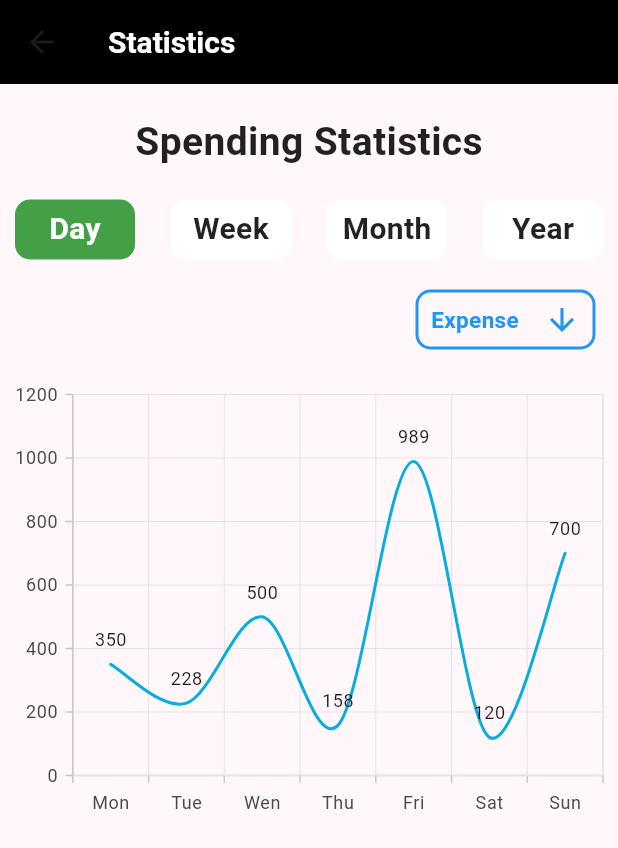
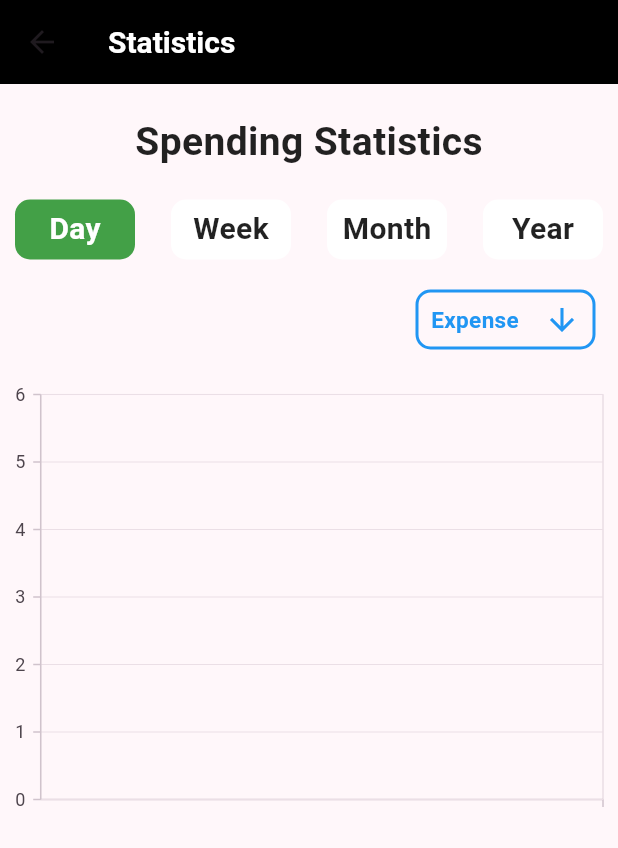
Before and after one commit to ahmaddioxide/ppocket, a Flutter app: the StatScreen screen opened directly, after a tap on "Day", on a phone screen of 412 x 824 dp. Shown: the top 848 px of the screen. Run offline on Flutter 3.47's test engine with Material 3 defaults, Android fonts, the phone set to English and light mode, and no system bars; our stand-ins replace cloud_firestore, curved_navigation_bar, device_preview, firebase_auth, firebase_core, flutter_spinkit and 2 more; missing offline and left inert: qr_code_scanner; accounts and stored records are empty.

Commit message:
developed: Charts Generation backend

```diff
--- /dev/null
+++ b/lib/controllers/stats_controller.dart
@@ -0,0 +1,117 @@
+import 'package:flutter/cupertino.dart';
+import 'package:get/get.dart';
+import 'package:ppocket/models/budget_data_model.dart';
+import 'package:ppocket/models/transaction_model.dart';
+import 'package:ppocket/services/auth_service.dart';
+import 'package:ppocket/services/database_service.dart';
+import 'package:ppocket/utils/helper_functions.dart';
+
+class StatsController extends GetxController {
+  List<TransactionModel> transactions = [];
+
+  @override
+  void onInit() {
+    super.onInit();
+    getTransactions();
+  }
+
+  Future<List<TransactionModel>> getTransactions() async {
+    transactions = await FireStoreService.getTransactionsOfUser(
+      userId: FirebaseAuthService.currentUserId,
+    );
+    //filter only spending
+    transactions = transactions.where((element) => !element.isIncome).toList();
+    debugPrint('Transactions of the User Pulled: $transactions');
+    return transactions;
+  }
+
+  Future<List<BudgetDataModel>> getPaymentPerDays() async {
+    // await Future.delayed(const Duration(seconds: 2));
+    // return [
+    //   BudgetDataModel('Mon', 350),
+    //   BudgetDataModel('Tue', 228),
+    //   BudgetDataModel('Wen', 500),
+    //   BudgetDataModel('Thu', 158),
+    //   BudgetDataModel('Fri', 989),
+    //   BudgetDataModel('Sat', 120),
+    //   BudgetDataModel('Sun', 700),
+    // ];
+
+    List<BudgetDataModel> data = [];
+    for (var transaction in transactions) {
+      data.add(BudgetDataModel(timeStampToString(transaction.date), double.parse(transaction.amount)));
+    }
+    return data;
+  }
+
+  Future<List<BudgetDataModel>> getPaymentPerWeek() async {
+    // await Future.delayed(const Duration(seconds: 2));
+    // return [
+    //   BudgetDataModel('Week 1', 350),
+    //   BudgetDataModel('Week 2', 228),
+    //   BudgetDataModel('Week 3', 500),
+    //   BudgetDataModel('Week 4', 158),
+    // ];
+
+    List<BudgetDataModel> data = [];
+    // tome to week number
+    //transaction of this week only
+
+    final lastWeek = DateTime.now().subtract(const Duration(days: 7));
+    for (var transaction in transactions) {
+      if (transaction.date.toDate().isAfter(lastWeek) && transaction.date.toDate().isBefore(DateTime.now())) {
+        data.add(BudgetDataModel(timeStampToString(transaction.date), double.parse(transaction.amount)));
+      }
+    }
+    return data;
+
+
+  }
+
+  Future<List<BudgetDataModel>> getPaymentPerMonth() async {
+    // await Future.delayed(const Duration(seconds: 2));
+    // return [
+    //   BudgetDataModel('Jan', 350),
+    //   BudgetDataModel('Feb', 228),
+    //   BudgetDataModel('Mar', 500),
+    //   BudgetDataModel('Apr', 158),
+    //   BudgetDataModel('May', 989),
+    //   BudgetDataModel('Jun', 120),
+    //   BudgetDataModel('Jul', 700),
+    //   BudgetDataModel('Aug', 350),
+    //   BudgetDataModel('Sep', 228),
+    //   BudgetDataModel('Oct', 500),
+    //   BudgetDataModel('Nov', 158),
+    //   BudgetDataModel('Dec', 989),
+    // ];
+
+    //this month only
+    List<BudgetDataModel> data = [];
+    final lastMonth = DateTime.now().subtract(const Duration(days: 30));
+    for (var transaction in transactions) {
+      if (transaction.date.toDate().isAfter(lastMonth) && transaction.date.toDate().isBefore(DateTime.now())) {
+        data.add(BudgetDataModel(timeStampToString(transaction.date), double.parse(transaction.amount)));
+      }
+    }
+    return data;
+  }
+
+  Future<List<BudgetDataModel>> getPaymentPerYear() async {
+    // await Future.delayed(const Duration(seconds: 2));
+    // return [
+    //   BudgetDataModel('2020', 350),
+    //   BudgetDataModel('2021', 228),
+    //   BudgetDataModel('2022', 500),
+    //   BudgetDataModel('2023', 158),
+    // ];
+
+    List<BudgetDataModel> data = [];
+    final lastYear = DateTime.now().subtract(const Duration(days: 365));
+    for (var transaction in transactions) {
+      if (transaction.date.toDate().isAfter(lastYear) && transaction.date.toDate().isBefore(DateTime.now())) {
+        data.add(BudgetDataModel(timeStampToString(transaction.date), double.parse(transaction.amount)));
+      }
+    }
+    return data;
+  }
+}
--- a/lib/main.dart
+++ b/lib/main.dart
@@ -1,16 +1,10 @@
-// ignore_for_file: deprecated_member_use
-
 import 'package:device_preview/device_preview.dart';
 import 'package:firebase_core/firebase_core.dart';
 import 'package:flutter/foundation.dart';
 import 'package:flutter/material.dart';
 import 'package:get/get.dart';
-import 'package:ppocket/components/navigation.dart';
 import 'package:ppocket/services/auth_service.dart';
 import 'package:ppocket/views/bottom_navigation/bottom_nav.dart';
-import 'package:ppocket/views/budget_screens/budget_home_screen.dart';
-import 'package:ppocket/views/stats_screens/stats_screen.dart';
-import 'package:ppocket/views/scanqr.dart';
 import 'package:ppocket/views/signup_screen.dart';
 
 import 'firebase_options.dart';
--- /dev/null
+++ b/lib/models/budget_data_model.dart
@@ -0,0 +1,6 @@
+class BudgetDataModel {
+  final String date;
+  final double expense;
+
+  BudgetDataModel(this.date, this.expense);
+}
--- a/lib/services/database_service.dart
+++ b/lib/services/database_service.dart
@@ -127,7 +127,6 @@ class FireStoreService {
     });
   }
 
-
   static Future<String> getTotalFromScannedReceipt({required String receiptId}) async {
     final ReceiptModel receipt = await receiptsCollection
         .doc(receiptId)
@@ -145,4 +144,5 @@ class FireStoreService {
     });
     return receipt.total.toString();
   }
+
 }
--- a/lib/views/budget_screens/budget_home_screen.dart
+++ b/lib/views/budget_screens/budget_home_screen.dart
@@ -4,6 +4,7 @@ import 'package:get/get.dart';
 import 'package:intl/intl.dart';
 import 'package:ppocket/controllers/budget_controller.dart';
 import 'package:ppocket/models/transaction_model.dart';
+import 'package:ppocket/views/components/loading_widget.dart';
 
 class BudgetHome extends StatelessWidget {
   const BudgetHome({super.key});
@@ -263,7 +264,7 @@ class BudgetHome extends StatelessWidget {
             );
           }
           return const Center(
-            child: CircularProgressIndicator(),
+            child: LoadingWidget(),
           );
         },
       ),
--- /dev/null
+++ b/lib/views/components/loading_widget.dart
@@ -0,0 +1,14 @@
+import 'package:flutter/material.dart';
+import 'package:flutter_spinkit/flutter_spinkit.dart';
+
+class LoadingWidget extends StatelessWidget {
+  const LoadingWidget({super.key});
+
+  @override
+  Widget build(BuildContext context) {
+    return const SpinKitChasingDots(
+      color: Colors.black,
+      size: 40.0,
+    );
+  }
+}
--- a/lib/views/scanned_screen/scanned_data_screen.dart
+++ b/lib/views/scanned_screen/scanned_data_screen.dart
@@ -1,6 +1,7 @@
 import 'package:flutter/material.dart';
 import 'package:get/get.dart';
 import 'package:ppocket/controllers/budget_controller.dart';
+import 'package:ppocket/views/components/loading_widget.dart';
 
 class ScannedDataScreen extends StatelessWidget {
   final String data;
@@ -18,7 +19,7 @@ class ScannedDataScreen extends StatelessWidget {
           future: controller.addTransactionFromReceiptScan(data),
           builder: (context, snapshot) {
             if (snapshot.connectionState == ConnectionState.waiting) {
-              return const Center(child: CircularProgressIndicator());
+              return const Center(child: LoadingWidget());
             }
             if (snapshot.hasError) {
               return Center(child: Text('Error: ${snapshot.error}'));
--- a/lib/views/stats_screens/stats/budget_chart.dart
+++ b/lib/views/stats_screens/stats/budget_chart.dart
@@ -1,39 +1,53 @@
 import 'package:flutter/material.dart';
+import 'package:get/get.dart';
+import 'package:ppocket/controllers/stats_controller.dart';
+import 'package:ppocket/models/budget_data_model.dart';
+import 'package:ppocket/views/components/loading_widget.dart';
 import 'package:syncfusion_flutter_charts/charts.dart';
 
 class BudgetChart extends StatelessWidget {
-  const BudgetChart({Key? key}) : super(key: key);
+  final int selectedIndex;
+
+  const BudgetChart({Key? key, required this.selectedIndex}) : super(key: key);
 
   @override
   Widget build(BuildContext context) {
-    return Container(
-      child: SfCartesianChart(
-        primaryXAxis: CategoryAxis(),
-        series: <SplineSeries<BudgetData, String>>[
-          SplineSeries<BudgetData, String>(
-            dataSource: <BudgetData>[
-              BudgetData('Mon', 350),
-              BudgetData('Tue', 228),
-              BudgetData('Wen', 500),
-              BudgetData('Thu', 158),
-              BudgetData('Fri', 989),
-              BudgetData('Sat', 120),
-              BudgetData('Sun', 700),
-            ],
-            xValueMapper: (BudgetData budget, _) => budget.date,
-            yValueMapper: (BudgetData budget, _) => budget.expense,
-            // Enable data label
-            dataLabelSettings: DataLabelSettings(isVisible: true),
-          )
-        ],
-      ),
+    final controller = Get.find<StatsController>();
+    return FutureBuilder(
+      future: selectedIndex == 0
+          ? controller.getPaymentPerDays()
+          : selectedIndex == 1
+              ? controller.getPaymentPerWeek()
+              : selectedIndex == 2
+                  ? controller.getPaymentPerMonth()
+                  : controller.getPaymentPerYear(),
+      builder: (context, snapshot) {
+        if (snapshot.connectionState == ConnectionState.waiting) {
+          return const Center(
+            child: LoadingWidget(),
+          );
+        }
+        if (snapshot.hasError) {
+          return Center(
+            child: Text('Error: ${snapshot.error}'),
+          );
+        }
+        final List<BudgetDataModel> data =
+            snapshot.data as List<BudgetDataModel>;
+
+        return SfCartesianChart(
+          primaryXAxis: CategoryAxis(),
+          series: <SplineSeries<BudgetDataModel, String>>[
+            SplineSeries<BudgetDataModel, String>(
+              dataSource: data,
+              xValueMapper: (BudgetDataModel budget, _) => budget.date,
+              yValueMapper: (BudgetDataModel budget, _) => budget.expense,
+              // Enable data label
+              dataLabelSettings: const DataLabelSettings(isVisible: true),
+            )
+          ],
+        );
+      },
     );
   }
 }
-
-class BudgetData {
-  BudgetData(this.date, this.expense);
-
-  final String date;
-  final double expense;
-}
--- a/lib/views/stats_screens/stats_screen.dart
+++ b/lib/views/stats_screens/stats_screen.dart
@@ -1,4 +1,6 @@
 import 'package:flutter/material.dart';
+import 'package:get/get.dart';
+import 'package:ppocket/controllers/stats_controller.dart';
 import 'package:ppocket/views/stats_screens/stats/budget_chart.dart';
 
 class StatScreen extends StatefulWidget {
@@ -9,6 +11,7 @@ class StatScreen extends StatefulWidget {
 }
 
 class _StatScreenState extends State<StatScreen> {
+  final controller = Get.put(StatsController());
   List day = ['Day', 'Week', 'Month', 'Year'];
   int index_color = 0;
 
@@ -123,7 +126,7 @@ class _StatScreenState extends State<StatScreen> {
                 const SizedBox(
                   height: 20,
                 ),
-                const BudgetChart(),
+                 BudgetChart(selectedIndex: index_color,),
               ],
             ),
           ),
```
Also changed, not shown: lib/utils/helper_functions.dart (added, +8 -0 lines).
